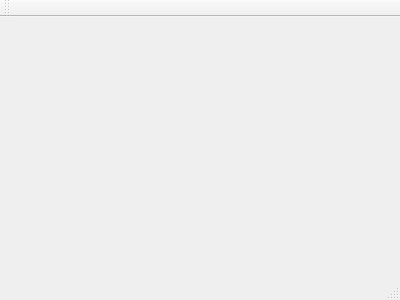
Above: mainwindow.ui from ericsium/poe-qt-regex-editor before the change. Below: the same form after it.
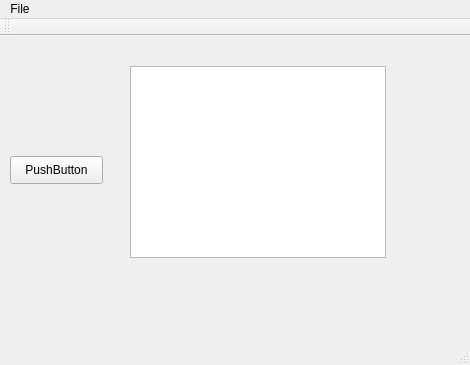
That is the form after the change.

Commit message: Add autoprice manager dialog

Diff of the .ui file:
```diff
--- a/mainwindow.ui
+++ b/mainwindow.ui
@@ -1,24 +1,75 @@
 <ui version="4.0">
  <class>MainWindow</class>
- <widget class="QMainWindow" name="MainWindow" >
-  <property name="geometry" >
+ <widget class="QMainWindow" name="MainWindow">
+  <property name="geometry">
    <rect>
     <x>0</x>
     <y>0</y>
-    <width>400</width>
-    <height>300</height>
+    <width>470</width>
+    <height>365</height>
    </rect>
   </property>
   <property name="windowTitle" >
    <string>MainWindow</string>
   </property>
-  <widget class="QMenuBar" name="menuBar" />
-  <widget class="QToolBar" name="mainToolBar" />
-  <widget class="QWidget" name="centralWidget" />
-  <widget class="QStatusBar" name="statusBar" />
+  <widget class="QWidget" name="centralWidget">
+   <widget class="QPushButton" name="pushButton">
+    <property name="geometry">
+     <rect>
+      <x>10</x>
+      <y>120</y>
+      <width>93</width>
+      <height>28</height>
+     </rect>
+    </property>
+    <property name="text">
+     <string>PushButton</string>
+    </property>
+   </widget>
+   <widget class="QListView" name="listView">
+    <property name="geometry">
+     <rect>
+      <x>130</x>
+      <y>30</y>
+      <width>256</width>
+      <height>192</height>
+     </rect>
+    </property>
+   </widget>
+  </widget>
+  <widget class="QMenuBar" name="menuBar">
+   <property name="geometry">
+    <rect>
+     <x>0</x>
+     <y>0</y>
+     <width>470</width>
+     <height>26</height>
+    </rect>
+   </property>
+   <widget class="QMenu" name="menuFile">
+    <property name="title">
+     <string>File</string>
+    </property>
+    <addaction name="actionRegexp_Editor"/>
+   </widget>
+   <addaction name="menuFile"/>
+  </widget>
+  <widget class="QToolBar" name="mainToolBar">
+   <attribute name="toolBarArea">
+    <enum>TopToolBarArea</enum>
+   </attribute>
+   <attribute name="toolBarBreak">
+    <bool>false</bool>
+   </attribute>
+  </widget>
+  <widget class="QStatusBar" name="statusBar"/>
+  <action name="actionRegexp_Editor">
+   <property name="text">
+    <string>Regexp Editor</string>
+   </property>
+  </action>
  </widget>
- <layoutDefault spacing="6" margin="11" />
- <pixmapfunction></pixmapfunction>
+ <layoutdefault spacing="6" margin="11"/>
  <resources/>
  <connections/>
 </ui>
```
Left out of the diff: 22 changed lines with no effect on the pictures. The commit also changes 6 other files.
